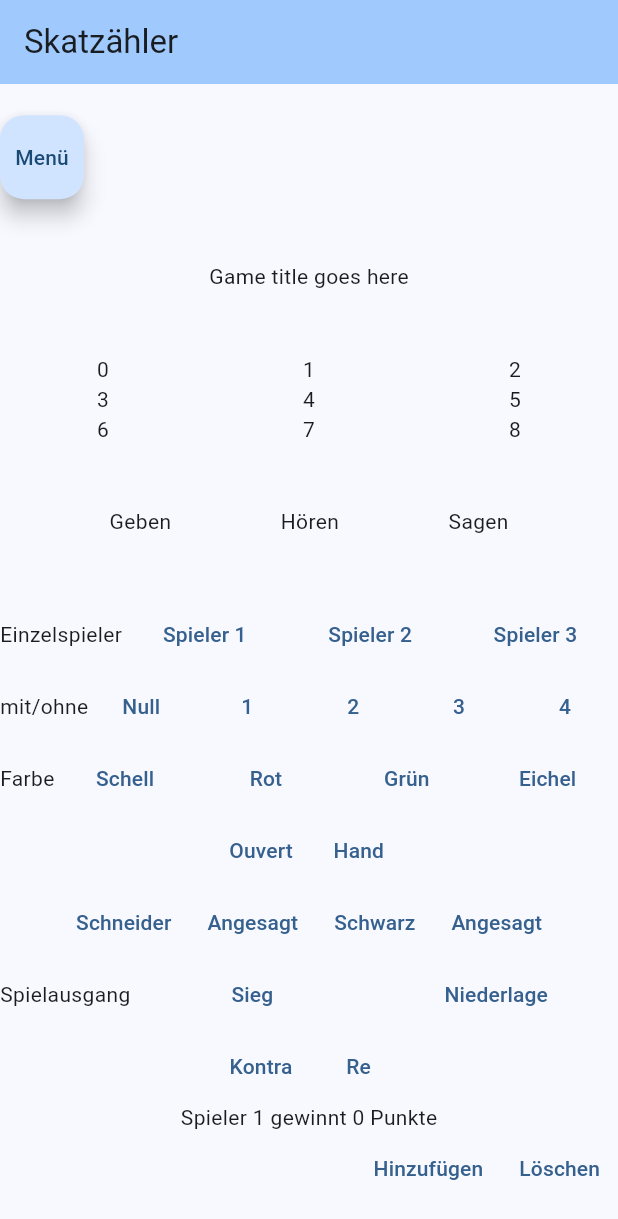
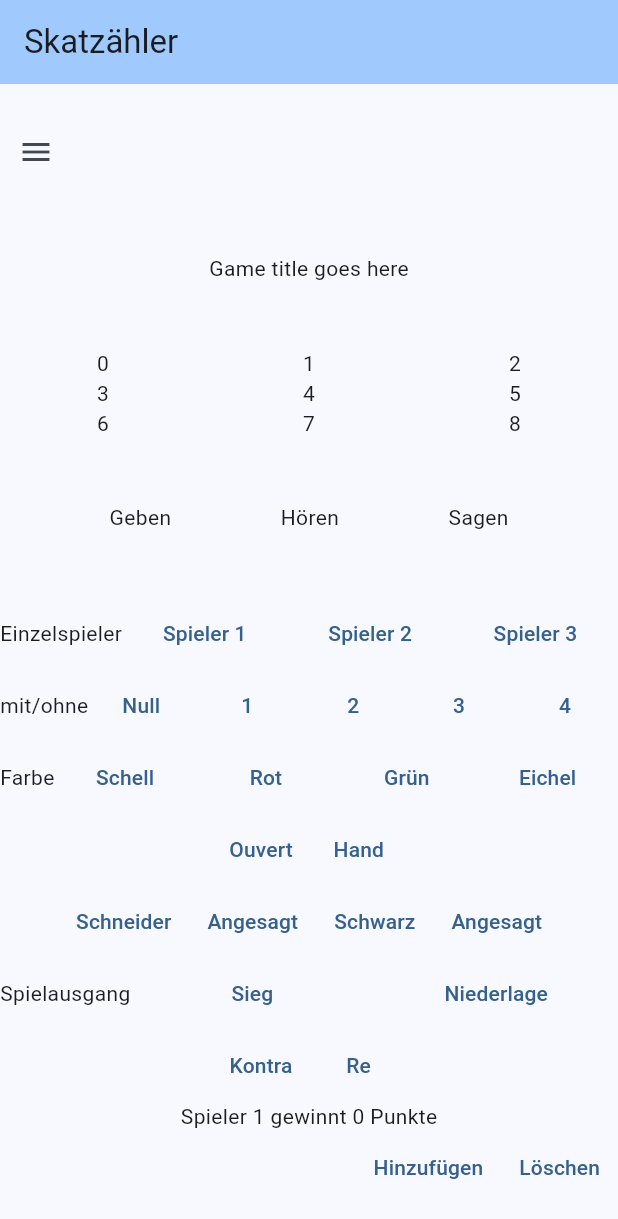
Before and after one commit to olip05/skatzaehler_flutter, a Flutter app: the screen it shows after launch, on a phone screen of 412 x 824 dp. Shown: the top 1219 px of the screen. Run offline on Flutter 3.47's test engine with Material 3 defaults, Android fonts, the phone set to English and light mode, and no system bars.

Commit message:
changed menu button to icon

```diff
--- a/app/lib/main.dart
+++ b/app/lib/main.dart
@@ -74,8 +74,8 @@ class _MyHomePageState extends State<MyHomePage> {
         mainAxisAlignment: MainAxisAlignment.spaceAround,
         children: [
           Row(mainAxisAlignment: MainAxisAlignment.start, children: [
-            FloatingActionButton(
-                onPressed: _incrementCounter, child: const Text("Menü")),
+            IconButton(
+                onPressed: _incrementCounter, icon: const Icon(Icons.menu)),
           ]),
           const Text("Game title goes here"),
           Table(columnWidths: const {
@@ -209,9 +209,7 @@ class _MyHomePageState extends State<MyHomePage> {
                       onPressed: _incrementCounter, child: const Text("Re")),
                 ],
               ),
-              Text("$player $verhalten " +
-                  calculatedPoints().toString() +
-                  " Punkte"),
+              Text("$player $verhalten ${calculatedPoints()} Punkte"),
               Row(
                 mainAxisAlignment: MainAxisAlignment.end,
                 children: [
```
